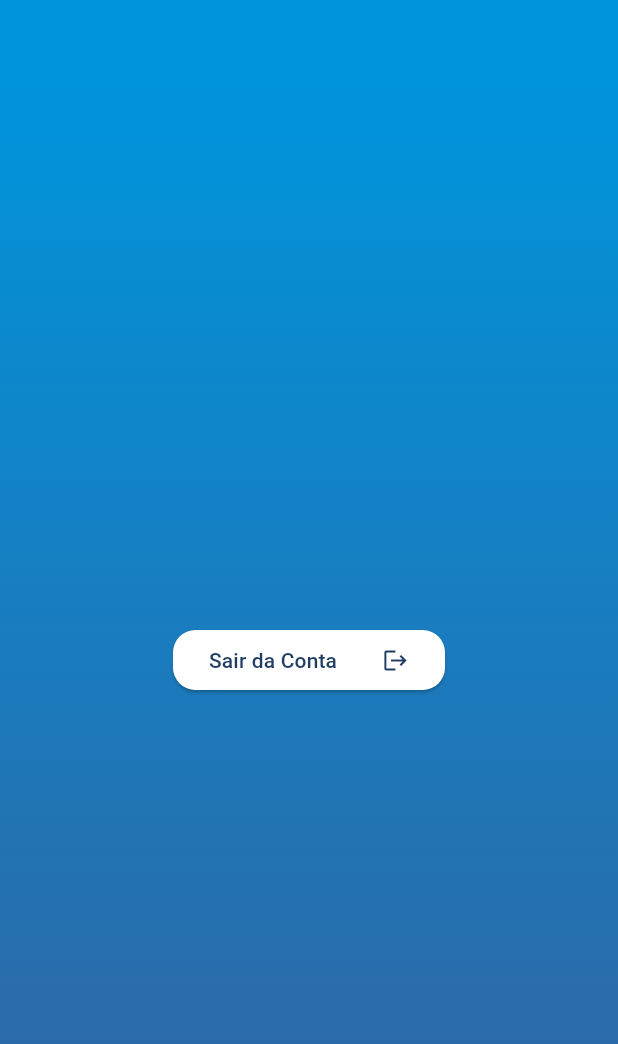
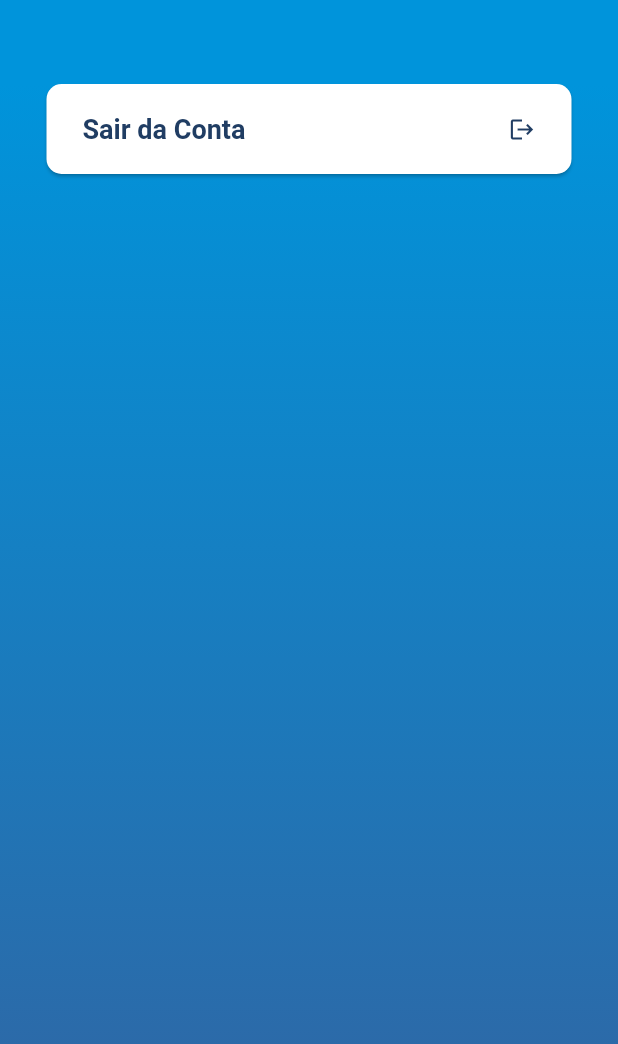
Before and after one commit to FelipeSouza14/SIG-UBS, a Flutter app: the ConfigPage screen opened directly, on a phone screen of 412 x 824 dp. Shown: the top 1044 px of the screen. Run offline on Flutter 3.47's test engine with Material 3 defaults, Android fonts, the phone set to English and light mode, and no system bars; our stand-ins replace flutter_hooks, jwt_decoder, shared_preferences; accounts and stored records are empty.

Commit message:
modificando o estilo do botão

```diff
--- a/front_end/sig_ubs/lib/pages/configPage.dart
+++ b/front_end/sig_ubs/lib/pages/configPage.dart
@@ -26,41 +26,39 @@ class ConfigPage extends StatelessWidget {
             ),
             child: Center(
               child: Column(
-                mainAxisAlignment: MainAxisAlignment.center,
+                mainAxisAlignment: MainAxisAlignment.start,
                 children: <Widget>[
-                  Padding(
-                    padding:
-                        const EdgeInsets.all(16.0), // Padding ao redor do botão
-                    child: ElevatedButton(
+                  ElevatedButton(
                       onPressed: () {
                         authProvider.logout();
                       },
                       style: ElevatedButton.styleFrom(
-                          backgroundColor: Colors.white, // Fundo branco
+                        backgroundColor: Colors.white,
+                        fixedSize: const Size(350, 60),
+                        textStyle: const TextStyle(
+                          fontSize: 18,
+                          fontWeight: FontWeight.bold,
+                        ),
                         shape: RoundedRectangleBorder(
-                            borderRadius:
-                                BorderRadius.circular(15), // Borda arredondada
+                          borderRadius: BorderRadius.circular(10),
                         ),
                       ),
-                        child: Row(
-                          mainAxisSize: MainAxisSize.min,
+                      child: const Row(
+                        mainAxisAlignment: MainAxisAlignment.spaceBetween,
                         children: [
                           Text(
                             'Sair da Conta',
                             style: TextStyle(
-                                color: const Color.fromARGB(
-                                    255, 32, 61, 99), // Cor do texto
+                              color: Color.fromARGB(255, 32, 61, 99),
                             ),
                           ),
-                            const SizedBox(
-                                width: 30), // Espaço entre o texto e o ícone
+                          SizedBox(width: 30),
                           Icon(
                             Icons.logout,
-                              color: const Color.fromARGB(255, 32, 61, 99),
+                            color: Color.fromARGB(255, 32, 61, 99),
                           ),
                         ],
                       )),
-                  )
                 ],
               ),
             )));
```
Lines whose indentation alone changed are shown as unchanged.
